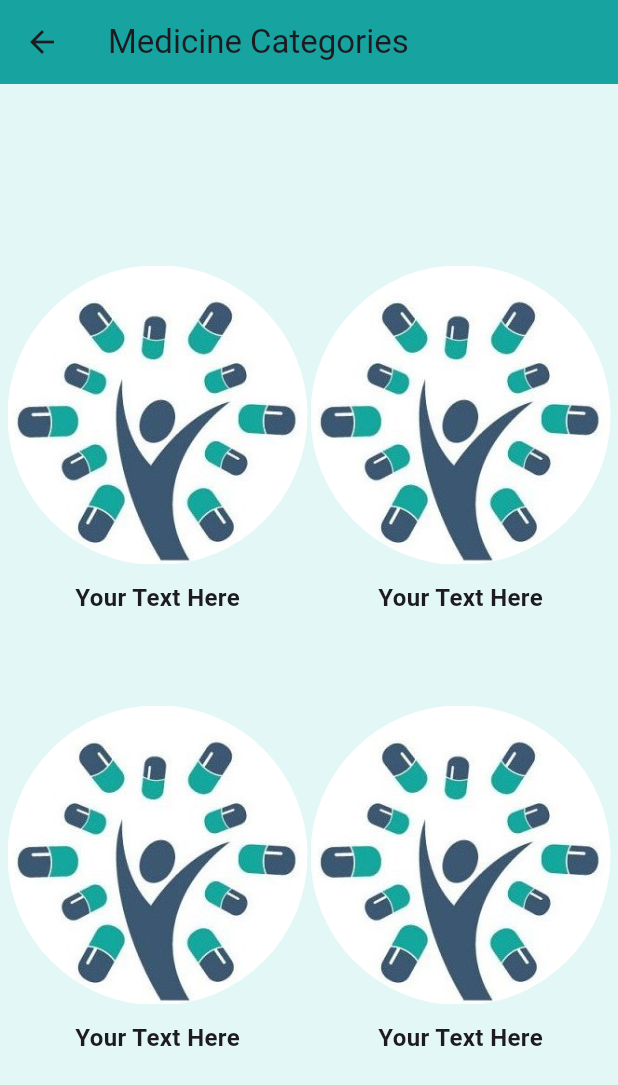
After one commit to fadel-hasan/Pl_project, a Flutter app: the screen it shows after launch, after a tap on "LOGIN", on a phone screen of 412 x 824 dp. The commit adds this screen. Shown: the top 1085 px of the screen. Run offline on Flutter 3.47's test engine with Material 3 defaults, Android fonts, the light colour scheme and no system bars.

Commit message:
added a medicine category page

```diff
--- a/frontend/lib/main.dart
+++ b/frontend/lib/main.dart
@@ -1,5 +1,7 @@
 import 'package:flutter/material.dart';
 import 'package:frontend/pages/login_page.dart';
+import 'package:frontend/pages/medicineCategories.dart';
+import 'package:frontend/pages/register_page.dart';
 
 void main() {
   runApp(PharmacyApp());
@@ -11,8 +13,14 @@ class PharmacyApp extends StatelessWidget {
   @override
   Widget build(BuildContext context) {
     return MaterialApp(
+      theme: ThemeData(primaryColor: Colors.purple),
       debugShowCheckedModeBanner: false,
-      home: LoginPage(),
+      routes: {
+        'LoginPage': (context) => LoginPage(),
+        'RegisterPage': (context) => RegisterPage(),
+        'MedicineCategory': (context) => MedicineCategory()
+      },
+      initialRoute: 'LoginPage',
     );
   }
 }
--- a/frontend/lib/pages/login_page.dart
+++ b/frontend/lib/pages/login_page.dart
@@ -70,7 +70,11 @@ class LoginPage extends StatelessWidget {
             SizedBox(
               height: 20,
             ),
-            CustomButton(text: 'LOGIN'),
+            GestureDetector(
+                onTap: () {
+                  Navigator.pushNamed(context, 'MedicineCategory');
+                },
+                child: CustomButton(text: 'LOGIN')),
             SizedBox(
               height: 10,
             ),
@@ -85,14 +89,7 @@ class LoginPage extends StatelessWidget {
                 ),
                 GestureDetector(
                   onTap: () {
-                    Navigator.push(
-                      context,
-                      MaterialPageRoute(
-                        builder: (context) {
-                          return RegisterPage();
-                        },
-                      ),
-                    );
+                    Navigator.pushNamed(context, 'RegisterPage');
                   },
                   child: Text(
                     ' Register',
--- /dev/null
+++ b/frontend/lib/pages/medicineCategories.dart
@@ -0,0 +1,153 @@
+import 'package:flutter/material.dart';
+
+class MedicineCategory extends StatelessWidget {
+  const MedicineCategory({super.key});
+
+  @override
+  Widget build(BuildContext context) {
+    return Scaffold(
+      backgroundColor: Color.fromARGB(255, 227, 247, 247),
+      appBar: AppBar(
+        backgroundColor: Color(0xff17A4A1),
+        title: Text('Medicine Categories'),
+      ),
+      body: Column(
+        children: [
+          Spacer(
+            flex: 2,
+          ),
+          Row(
+            mainAxisAlignment: MainAxisAlignment.center,
+            children: [
+              Spacer(
+                flex: 5,
+              ),
+              Column(
+                children: [
+                  Container(
+                    width: 200,
+                    height: 200,
+                    decoration: BoxDecoration(
+                      shape: BoxShape.circle,
+                      image: DecorationImage(
+                        image:
+                            AssetImage('assets/photo_2023-12-04_12-24-38.jpg'),
+                      ),
+                    ),
+                  ),
+                  SizedBox(
+                      height: 10), // Add some space between the image and text
+                  Text(
+                    'Your Text Here',
+                    style: TextStyle(
+                      fontSize: 16,
+                      fontWeight: FontWeight.bold,
+                    ),
+                  ),
+                ],
+              ),
+              Spacer(
+                flex: 2,
+              ),
+              Column(
+                children: [
+                  Container(
+                    width: 200,
+                    height: 200,
+                    decoration: BoxDecoration(
+                      shape: BoxShape.circle,
+                      image: DecorationImage(
+                        image:
+                            AssetImage('assets/photo_2023-12-04_12-24-38.jpg'),
+                      ),
+                    ),
+                  ),
+                  SizedBox(
+                      height: 10), // Add some space between the image and text
+                  Text(
+                    'Your Text Here',
+                    style: TextStyle(
+                      fontSize: 16,
+                      fontWeight: FontWeight.bold,
+                    ),
+                  ),
+                ],
+              ),
+              Spacer(
+                flex: 5,
+              )
+            ],
+          ),
+          Spacer(
+            flex: 1,
+          ),
+          Row(
+            mainAxisAlignment: MainAxisAlignment.center,
+            children: [
+              Spacer(
+                flex: 5,
+              ),
+              Column(
+                children: [
+                  Container(
+                    width: 200,
+                    height: 200,
+                    decoration: BoxDecoration(
+                      shape: BoxShape.circle,
+                      image: DecorationImage(
+                        image:
+                            AssetImage('assets/photo_2023-12-04_12-24-38.jpg'),
+                      ),
+                    ),
+                  ),
+                  SizedBox(
+                      height: 10), // Add some space between the image and text
+                  Text(
+                    'Your Text Here',
+                    style: TextStyle(
+                      fontSize: 16,
+                      fontWeight: FontWeight.bold,
+                    ),
+                  ),
+                ],
+              ),
+              Spacer(
+                flex: 2,
+              ),
+              Column(
+                children: [
+                  Container(
+                    width: 200,
+                    height: 200,
+                    decoration: BoxDecoration(
+                      shape: BoxShape.circle,
+                      image: DecorationImage(
+                        image:
+                            AssetImage('assets/photo_2023-12-04_12-24-38.jpg'),
+                      ),
+                    ),
+                  ),
+                  SizedBox(
+                      height: 10), // Add some space between the image and text
+                  Text(
+                    'Your Text Here',
+                    style: TextStyle(
+                      fontSize: 16,
+                      fontWeight: FontWeight.bold,
+                    ),
+                  ),
+                ],
+              ),
+              Spacer(
+                flex: 5,
+              )
+            ],
+          ),
+          Spacer(
+            flex: 2,
+          ),
+        ],
+      ),
+    );
+  }
+}
--- a/frontend/lib/pages/register_page.dart
+++ b/frontend/lib/pages/register_page.dart
@@ -1,4 +1,5 @@
 import 'package:flutter/material.dart';
+import 'package:frontend/pages/login_page.dart';
 import 'package:frontend/widgets/custom_button.dart';
 import 'package:frontend/widgets/custom_text_field.dart';
 
@@ -7,6 +8,8 @@ class RegisterPage extends StatelessWidget {
 
   final TextEditingController? _emailController = TextEditingController();
   final TextEditingController? _passwordController = TextEditingController();
+  final TextEditingController? _ConfirmPasswordController =
+      TextEditingController();
 
   @override
   Widget build(BuildContext context) {
@@ -62,8 +65,16 @@ class RegisterPage extends StatelessWidget {
               height: 10,
             ),
             CustomTextField(
-              hintText: 'Password',
+              hintText: 'Enter Password',
               controller: _passwordController,
+              obscureText: true,
+            ),
+            SizedBox(
+              height: 10,
+            ),
+            CustomTextField(
+              hintText: 'Confirm Password',
+              controller: _ConfirmPasswordController,
               obscureText: true,
             ),
             SizedBox(
@@ -84,10 +95,15 @@ class RegisterPage extends StatelessWidget {
                     color: Color(0xff17A4A1),
                   ),
                 ),
-                Text(
-                  ' Login',
-                  style: TextStyle(
-                    color: Colors.black,
+                GestureDetector(
+                  onTap: () {
+                    Navigator.pop(context);
+                  },
+                  child: Text(
+                    ' Login',
+                    style: TextStyle(
+                      color: Colors.black,
+                    ),
                   ),
                 ),
               ],
```
